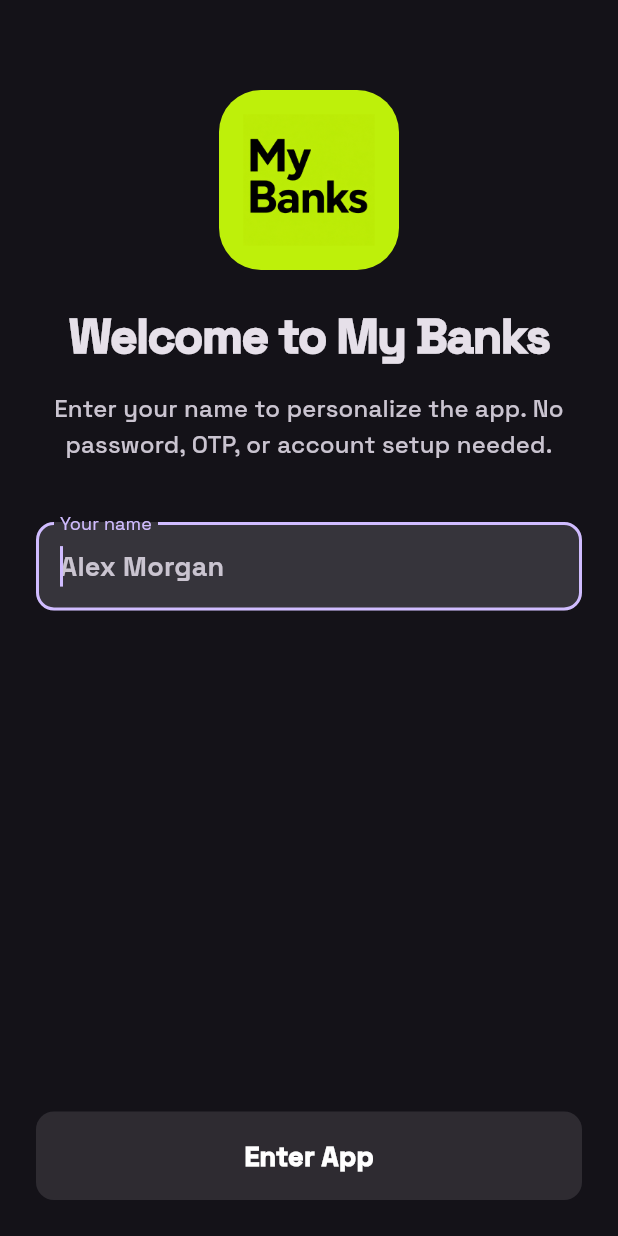
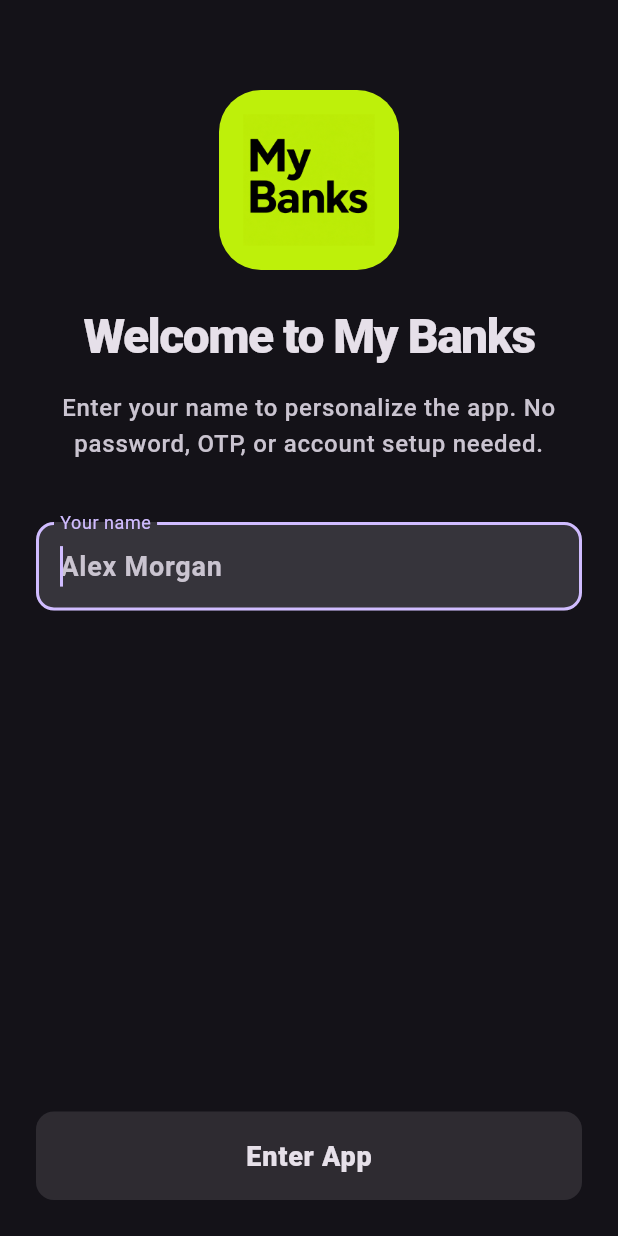
Before and after one commit to TanmoyChandra/my-banks-flutter, a Flutter app: the screen it shows after launch, on a phone screen of 412 x 824 dp. Run offline on Flutter 3.47's test engine with Material 3 defaults, Android fonts, the phone set to English and light mode, and no system bars; drawn by our look-alikes of dynamic_color; our stand-ins replace file_picker, go_router, image_picker, local_auth, qr_flutter, share_plus and 1 more; missing offline and left inert: mobile_scanner.

Commit message:
feat: add AppTheme configuration and remove unused google_fonts dependency

```diff
--- a/lib/theme/app_theme.dart
+++ b/lib/theme/app_theme.dart
@@ -1,87 +1,5 @@
 import 'package:flutter/material.dart';
-import 'package:google_fonts/google_fonts.dart';
-
 class AppTheme {
-  static TextTheme _buildTextTheme(TextTheme base) {
-    return GoogleFonts.spaceGroteskTextTheme(base).copyWith(
-      displayLarge: GoogleFonts.spaceGrotesk(
-        fontSize: 57,
-        letterSpacing: 0,
-        height: 64 / 57,
-      ),
-      displayMedium: GoogleFonts.spaceGrotesk(
-        fontSize: 45,
-        letterSpacing: 0,
-        height: 52 / 45,
-      ),
-      displaySmall: GoogleFonts.spaceGrotesk(
-        fontSize: 36,
-        letterSpacing: 0,
-        height: 44 / 36,
-      ),
-      headlineLarge: GoogleFonts.spaceGrotesk(
-        fontSize: 32,
-        letterSpacing: 0,
-        height: 40 / 32,
-      ),
-      headlineMedium: GoogleFonts.spaceGrotesk(
-        fontSize: 28,
-        letterSpacing: 0,
-        height: 36 / 28,
-      ),
-      headlineSmall: GoogleFonts.spaceGrotesk(
-        fontSize: 24,
-        letterSpacing: 0,
-        height: 32 / 24,
-      ),
-      titleLarge: GoogleFonts.spaceGrotesk(
-        fontSize: 22,
-        letterSpacing: 0,
-        height: 28 / 22,
-      ),
-      titleMedium: GoogleFonts.spaceGrotesk(
-        fontSize: 16,
-        letterSpacing: 0.15,
-        height: 24 / 16,
-      ),
-      titleSmall: GoogleFonts.spaceGrotesk(
-        fontSize: 14,
-        letterSpacing: 0.1,
-        height: 20 / 14,
-      ),
-      labelLarge: GoogleFonts.spaceGrotesk(
-        fontSize: 14,
-        letterSpacing: 0.1,
-        height: 20 / 14,
-      ),
-      labelMedium: GoogleFonts.spaceGrotesk(
-        fontSize: 12,
-        letterSpacing: 0.5,
-        height: 16 / 12,
-      ),
-      labelSmall: GoogleFonts.spaceGrotesk(
-        fontSize: 11,
-        letterSpacing: 0.5,
-        height: 16 / 11,
-      ),
-      bodyLarge: GoogleFonts.spaceGrotesk(
-        fontSize: 16,
-        letterSpacing: 0.15,
-        height: 24 / 16,
-      ),
-      bodyMedium: GoogleFonts.spaceGrotesk(
-        fontSize: 14,
-        letterSpacing: 0.25,
-        height: 20 / 14,
-      ),
-      bodySmall: GoogleFonts.spaceGrotesk(
-        fontSize: 12,
-        letterSpacing: 0.4,
-        height: 16 / 12,
-      ),
-    );
-  }
-
   static ThemeData lightTheme(ColorScheme? dynamicColorScheme) {
     return _buildTheme(Brightness.light, dynamicColorScheme);
   }
@@ -98,7 +16,6 @@ class AppTheme {
     );
 
     return base.copyWith(
-      textTheme: _buildTextTheme(base.textTheme),
       cardTheme: CardThemeData(
         elevation: 0,
         color: base.colorScheme.surfaceContainerHighest,
--- a/pubspec.yaml
+++ b/pubspec.yaml
@@ -12,7 +12,6 @@ dependencies:
   flutter:
     sdk: flutter
   go_router: ^17.5.0
-  google_fonts: ^8.2.1
   image_picker: ^1.2.3
   intl: ^0.20.3
   local_auth: ^3.0.2
```
